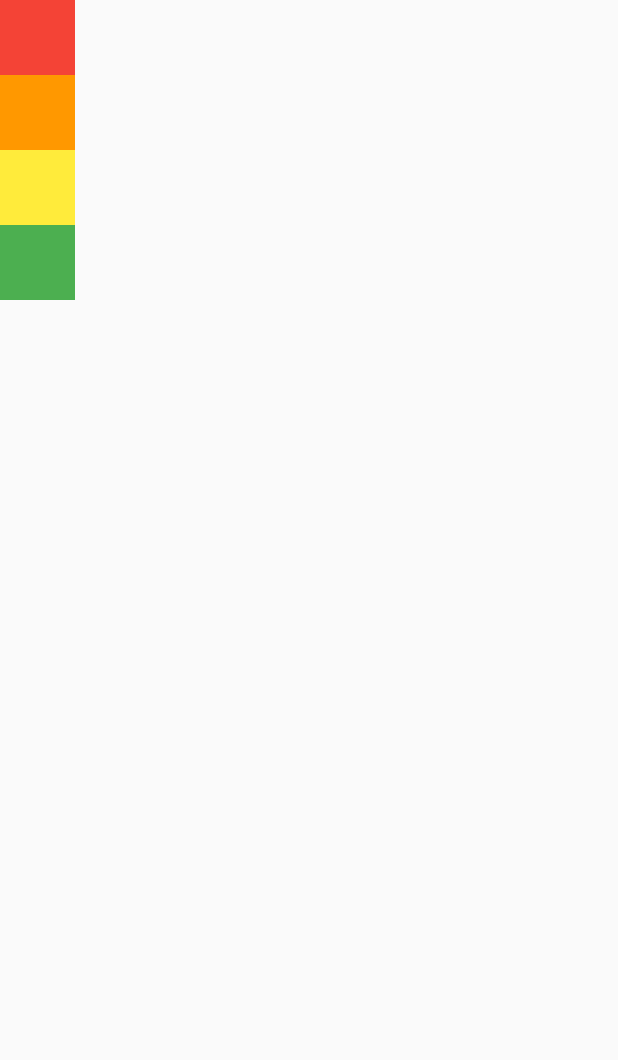
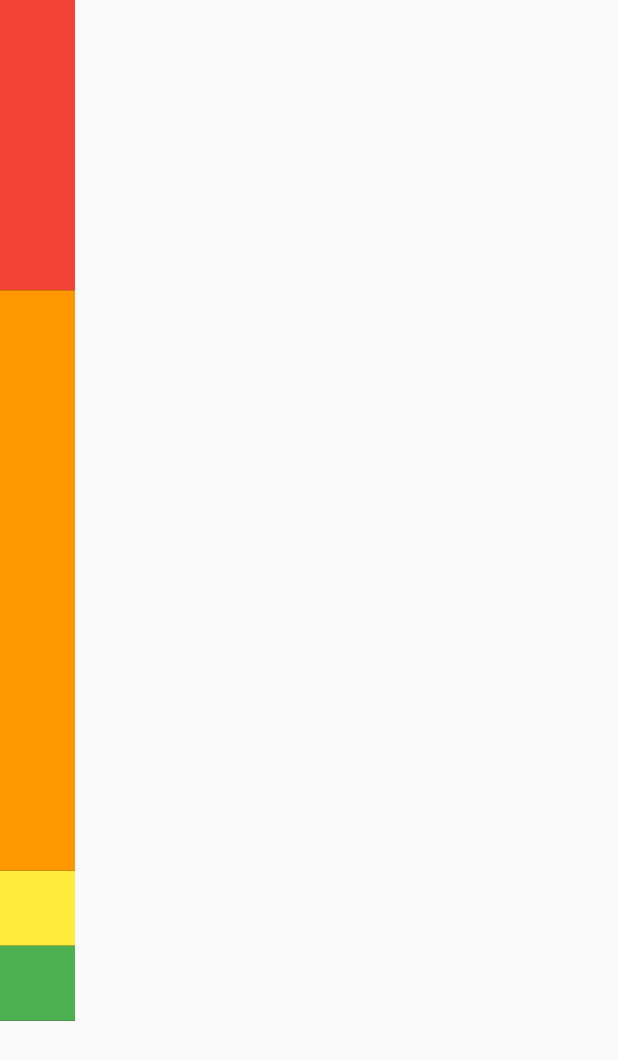
Before and after one commit to yewon-saurus/study-flutter, a Flutter app: the screen it shows after launch, on a phone screen of 412 x 824 dp. Shown: the top 1060 px of the screen. Run offline on Flutter 3.47's test engine with Material 2 defaults, Android fonts, the light colour scheme and no system bars.

Commit message:
Expanded 위젯과 Flexible 위젯

```diff
--- a/row_and_column/lib/screen/home_screen.dart
+++ b/row_and_column/lib/screen/home_screen.dart
@@ -35,20 +35,28 @@ class HomeScreen extends StatelessWidget {
 
               mainAxisSize: MainAxisSize.min,
               children: [
-                Container(
+                // Expanded / Flexible -> 중요.. Row나 Column 위젯의 안, 'children'에만 사용될 수 있어요
+                Expanded( // 헐.. 남아있는 공간을, Expanded로 감싸져있는 애들이, 나눠서 먹었네요..
+                  child: Container(
                     color: Colors.red,
                     width: 50.0,
                     height: 50.0,
                   ),
-                Container(
+                ),
+                Expanded(
+                  flex: 2, // 나머지 공간을 나눠먹는 비율.. 얘는 2 만큼의 공간을 차지하겠군
+                  child: Container(
                     color: Colors.orange,
                     width: 50.0,
                     height: 50.0,
                   ),
-                Container(
+                ),
+                Flexible( // 일단은 이 비율만큼 공간을 차지 하되, 만약 child 안에 있는 위젯이 공간을 차지하지 않으면 -> 남는 공간은 버려 버림
+                  child: Container(
                     color: Colors.yellow,
                     width: 50.0,
                     height: 50.0,
+                  ),
                 ),
                 Container(
                   color: Colors.green,
```
Lines whose indentation alone changed are shown as unchanged.
